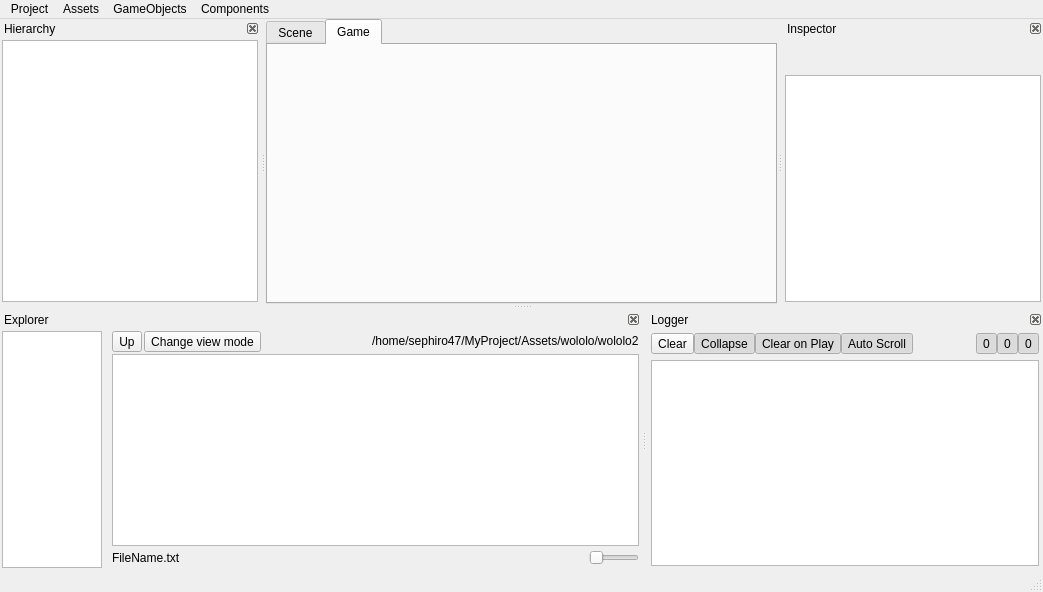
The window that EngineAssets/EditorWindow.ui (Bang3DEngine/OldBang) describes before a commit, drawn with Qt 5.
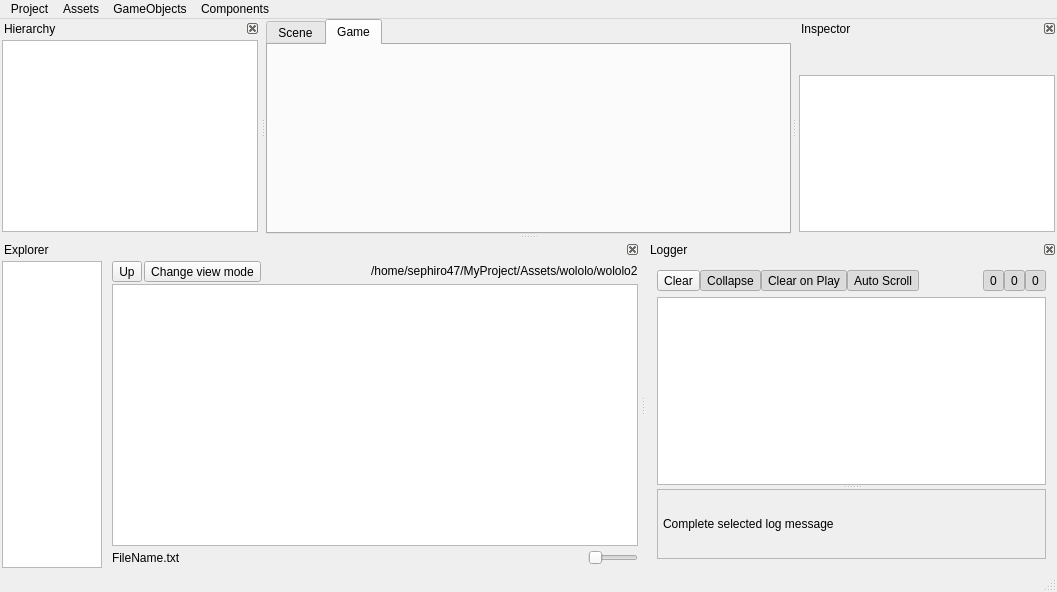
The same window after the commit. The open tabs and pages were chosen to show the change. Icons and pictures are not drawn. Custom widgets are drawn as their Qt base class.

Commit message: Editor can't play until all behaviours are loaded. But everything gets freezed, must do it with progress dialog.

```diff
--- a/EngineAssets/EditorWindow.ui
+++ b/EngineAssets/EditorWindow.ui
@@ -9,7 +9,7 @@
    <rect>
     <x>0</x>
     <y>0</y>
-    <width>1043</width>
+    <width>1057</width>
     <height>592</height>
    </rect>
   </property>
@@ -52,19 +52,6 @@
     <property name="bottomMargin">
      <number>0</number>
     </property>
-    <item alignment="Qt::AlignLeft|Qt::AlignTop">
-     <widget class="WindowEventManager" name="windowEventManager" native="true">
-      <property name="enabled">
-       <bool>true</bool>
-      </property>
-      <property name="maximumSize">
-       <size>
-        <width>0</width>
-        <height>0</height>
-       </size>
-      </property>
-     </widget>
-    </item>
     <item>
      <widget class="QTabWidget" name="tabContainerSceneGame">
       <property name="sizePolicy">
@@ -91,7 +78,7 @@
        </attribute>
        <layout class="QVBoxLayout" name="verticalLayout_11">
         <property name="spacing">
-         <number>2</number>
+         <number>0</number>
         </property>
         <property name="leftMargin">
          <number>0</number>
@@ -108,7 +95,7 @@
         <item>
          <layout class="QVBoxLayout" name="tabSceneVLayout" stretch="0,9999">
           <property name="spacing">
-           <number>2</number>
+           <number>0</number>
           </property>
           <item>
            <widget class="Toolbar" name="screenToolbar" native="true">
@@ -343,24 +330,24 @@
        </attribute>
        <layout class="QVBoxLayout" name="verticalLayout_12">
         <property name="spacing">
-         <number>2</number>
+         <number>0</number>
         </property>
         <property name="leftMargin">
-         <number>2</number>
+         <number>0</number>
         </property>
         <property name="topMargin">
-         <number>2</number>
+         <number>0</number>
         </property>
         <property name="rightMargin">
-         <number>2</number>
+         <number>0</number>
         </property>
         <property name="bottomMargin">
-         <number>2</number>
+         <number>0</number>
         </property>
         <item>
          <layout class="QVBoxLayout" name="tabGameVLayout">
           <property name="spacing">
-           <number>2</number>
+           <number>0</number>
           </property>
          </layout>
         </item>
@@ -375,7 +362,7 @@
     <rect>
      <x>0</x>
      <y>0</y>
-     <width>1043</width>
+     <width>1057</width>
      <height>25</height>
     </rect>
    </property>
@@ -745,7 +732,7 @@
         </widget>
        </item>
        <item>
-        <layout class="QVBoxLayout" name="verticalLayout_7" stretch="0,0,0">
+        <layout class="QVBoxLayout" name="verticalLayout_7" stretch="0,1,0">
          <property name="spacing">
           <number>2</number>
          </property>
@@ -924,18 +911,6 @@
      <item>
       <widget class="QWidget" name="widgetLogger" native="true">
        <layout class="QVBoxLayout" name="verticalLayout_6">
-        <property name="leftMargin">
-         <number>2</number>
-        </property>
-        <property name="topMargin">
-         <number>2</number>
-        </property>
-        <property name="rightMargin">
-         <number>2</number>
-        </property>
-        <property name="bottomMargin">
-         <number>2</number>
-        </property>
         <item>
          <layout class="QHBoxLayout" name="horizontalLayout_5">
           <property name="spacing">
@@ -1076,19 +1051,99 @@
          </layout>
         </item>
         <item>
-         <widget class="ListLogger" name="listLogger">
-          <property name="editTriggers">
-           <set>QAbstractItemView::NoEditTriggers</set>
+         <widget class="QSplitter" name="splitter">
+          <property name="orientation">
+           <enum>Qt::Vertical</enum>
           </property>
-          <property name="showDropIndicator" stdset="0">
-           <bool>false</bool>
+          <property name="opaqueResize">
+           <bool>true</bool>
           </property>
-          <property name="verticalScrollMode">
-           <enum>QAbstractItemView::ScrollPerPixel</enum>
+          <property name="childrenCollapsible">
+           <bool>true</bool>
           </property>
-          <property name="horizontalScrollMode">
-           <enum>QAbstractItemView::ScrollPerPixel</enum>
-          </property>
+          <widget class="ListLogger" name="listLogger">
+           <property name="sizePolicy">
+            <sizepolicy hsizetype="Expanding" vsizetype="Expanding">
+             <horstretch>0</horstretch>
+             <verstretch>1</verstretch>
+            </sizepolicy>
+           </property>
+           <property name="horizontalScrollBarPolicy">
+            <enum>Qt::ScrollBarAlwaysOff</enum>
+           </property>
+           <property name="editTriggers">
+            <set>QAbstractItemView::NoEditTriggers</set>
+           </property>
+           <property name="showDropIndicator" stdset="0">
+            <bool>false</bool>
+           </property>
+           <property name="verticalScrollMode">
+            <enum>QAbstractItemView::ScrollPerPixel</enum>
+           </property>
+           <property name="horizontalScrollMode">
+            <enum>QAbstractItemView::ScrollPerPixel</enum>
+           </property>
+          </widget>
+          <widget class="QWidget" name="horizontalLayoutWidget">
+           <layout class="QHBoxLayout" name="horizontalLayout_6" stretch="0">
+            <property name="spacing">
+             <number>0</number>
+            </property>
+            <item>
+             <widget class="QScrollArea" name="scrollAreaLabelCompleteLoggerMessage">
+              <property name="sizePolicy">
+               <sizepolicy hsizetype="Expanding" vsizetype="Expanding">
+                <horstretch>0</horstretch>
+                <verstretch>0</verstretch>
+               </sizepolicy>
+              </property>
+              <property name="horizontalScrollBarPolicy">
+               <enum>Qt::ScrollBarAlwaysOff</enum>
+              </property>
+              <property name="sizeAdjustPolicy">
+               <enum>QAbstractScrollArea::AdjustToContents</enum>
+              </property>
+              <property name="widgetResizable">
+               <bool>true</bool>
+              </property>
+              <widget class="QWidget" name="scrollAreaWidgetContents">
+               <property name="geometry">
+                <rect>
+                 <x>0</x>
+                 <y>0</y>
+                 <width>427</width>
+                 <height>76</height>
+                </rect>
+               </property>
+               <layout class="QVBoxLayout" name="verticalLayout_3">
+                <property name="spacing">
+                 <number>0</number>
+                </property>
+                <property name="leftMargin">
+                 <number>5</number>
+                </property>
+                <property name="topMargin">
+                 <number>0</number>
+                </property>
+                <property name="rightMargin">
+                 <number>0</number>
+                </property>
+                <property name="bottomMargin">
+                 <number>0</number>
+                </property>
+                <item>
+                 <widget class="QLabel" name="labelCompleteLoggerMessage">
+                  <property name="text">
+                   <string>Complete selected log message</string>
+                  </property>
+                 </widget>
+                </item>
+               </layout>
+              </widget>
+             </widget>
+            </item>
+           </layout>
+          </widget>
          </widget>
         </item>
        </layout>
@@ -1309,16 +1364,6 @@
   <zorder>dockHierarchy</zorder>
  </widget>
  <customwidgets>
-  <customwidget>
-   <class>WindowEventManager</class>
-   <extends>QWidget</extends>
-   <header>WindowEventManager.h</header>
-   <container>1</container>
-   <slots>
-    <slot>_NotifyMenuBarItemClicked(int)</slot>
-    <slot>NotifyButtonGlobalCoordsClicked(QAction*)</slot>
-   </slots>
-  </customwidget>
   <customwidget>
    <class>Hierarchy</class>
    <extends>QTreeWidget</extends>
```
The commit also changes 15 other files.
